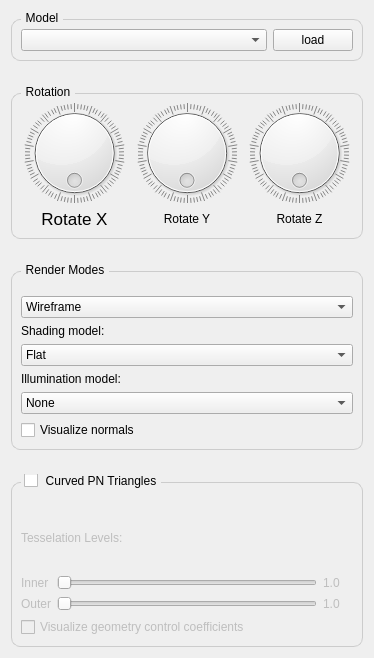
This is code/pnt/view/ui/sidebar.ui in lauraBaakman/Advanced-Computer-Graphics as Qt 5 draws it before an edit. The edited form follows.
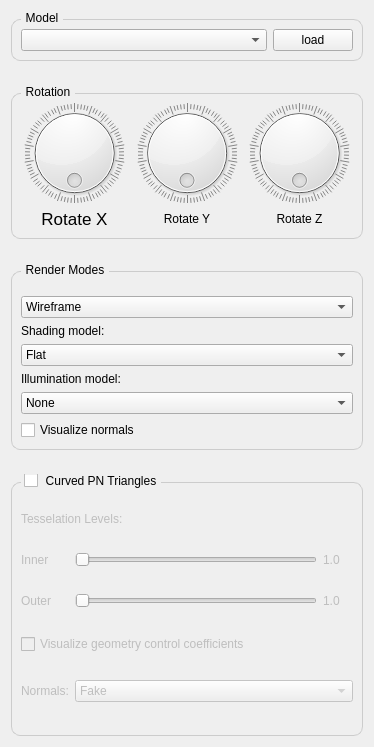
This is the edited form.

Commit message: combobox for fake and real normals

Diff of the .ui file:
```diff
--- a/code/pnt/view/ui/sidebar.ui
+++ b/code/pnt/view/ui/sidebar.ui
@@ -7,7 +7,7 @@
     <x>0</x>
     <y>0</y>
     <width>374</width>
-    <height>658</height>
+    <height>747</height>
    </rect>
   </property>
   <property name="sizePolicy">
@@ -362,43 +362,14 @@
       <bool>false</bool>
      </property>
      <layout class="QGridLayout" name="gridLayout">
-      <property name="topMargin">
-       <number>24</number>
-      </property>
-      <item row="3" column="2">
-       <widget class="QLabel" name="outerTessellationSliderLabel">
-        <property name="minimumSize">
-         <size>
-          <width>30</width>
-          <height>0</height>
-         </size>
-        </property>
-        <property name="text">
-         <string>1.0</string>
-        </property>
-        <property name="margin">
-         <number>0</number>
-        </property>
-       </widget>
-      </item>
-      <item row="1" column="2">
-       <widget class="QLabel" name="innerTessellationSliderLabel">
-        <property name="minimumSize">
-         <size>
-          <width>30</width>
-          <height>0</height>
-         </size>
-        </property>
-        <property name="text">
-         <string>1.0</string>
-        </property>
-        <property name="margin">
-         <number>0</number>
-        </property>
-       </widget>
-      </item>
-      <item row="0" column="0" colspan="3">
+      <item row="0" column="0" colspan="4">
        <widget class="QLabel" name="tesselationLevelLabel">
+        <property name="sizePolicy">
+         <sizepolicy hsizetype="Preferred" vsizetype="Fixed">
+          <horstretch>0</horstretch>
+          <verstretch>0</verstretch>
+         </sizepolicy>
+        </property>
         <property name="text">
          <string>Tesselation Levels:</string>
         </property>
@@ -411,52 +382,114 @@
         </property>
        </widget>
       </item>
-      <item row="1" column="1">
-       <widget class="QSlider" name="innerTessellationSlider">
-        <property name="minimum">
-         <number>1</number>
+      <item row="1" column="3">
+       <widget class="QLabel" name="innerTessellationSliderLabel">
+        <property name="minimumSize">
+         <size>
+          <width>30</width>
+          <height>0</height>
+         </size>
         </property>
-        <property name="maximum">
-         <number>121</number>
+        <property name="text">
+         <string>1.0</string>
         </property>
-        <property name="singleStep">
-         <number>1</number>
+        <property name="margin">
+         <number>0</number>
         </property>
-        <property name="orientation">
-         <enum>Qt::Horizontal</enum>
-        </property>
        </widget>
       </item>
-      <item row="3" column="1">
-       <widget class="QSlider" name="outerTessellationSlider">
-        <property name="minimum">
-         <number>1</number>
-        </property>
-        <property name="maximum">
-         <number>121</number>
-        </property>
-        <property name="singleStep">
-         <number>1</number>
-        </property>
-        <property name="orientation">
-         <enum>Qt::Horizontal</enum>
-        </property>
-       </widget>
-      </item>
-      <item row="3" column="0">
+      <item row="2" column="0">
        <widget class="QLabel" name="outerTessellationLevelLabel">
         <property name="text">
          <string>Outer</string>
         </property>
        </widget>
       </item>
-      <item row="4" column="0" colspan="2">
+      <item row="2" column="3">
+       <widget class="QLabel" name="outerTessellationSliderLabel">
+        <property name="minimumSize">
+         <size>
+          <width>30</width>
+          <height>0</height>
+         </size>
+        </property>
+        <property name="text">
+         <string>1.0</string>
+        </property>
+        <property name="margin">
+         <number>0</number>
+        </property>
+       </widget>
+      </item>
+      <item row="3" column="0" colspan="3">
        <widget class="QCheckBox" name="visualizeGeometricCompCheckBox">
         <property name="text">
          <string>Visualize geometry control coefficients</string>
         </property>
        </widget>
       </item>
+      <item row="4" column="0" colspan="2">
+       <widget class="QLabel" name="normalComboBoxLabel">
+        <property name="sizePolicy">
+         <sizepolicy hsizetype="Preferred" vsizetype="Fixed">
+          <horstretch>0</horstretch>
+          <verstretch>0</verstretch>
+         </sizepolicy>
+        </property>
+        <property name="text">
+         <string>Normals:</string>
+        </property>
+        <property name="margin">
+         <number>0</number>
+        </property>
+       </widget>
+      </item>
+      <item row="4" column="2" colspan="2">
+       <widget class="QComboBox" name="normalComboBox">
+        <item>
+         <property name="text">
+          <string>Fake</string>
+         </property>
+        </item>
+        <item>
+         <property name="text">
+          <string>Real</string>
+         </property>
+        </item>
+       </widget>
+      </item>
+      <item row="2" column="2">
+       <widget class="QSlider" name="outerTessellationSlider">
+        <property name="minimum">
+         <number>1</number>
+        </property>
+        <property name="maximum">
+         <number>121</number>
+        </property>
+        <property name="singleStep">
+         <number>1</number>
+        </property>
+        <property name="orientation">
+         <enum>Qt::Horizontal</enum>
+        </property>
+       </widget>
+      </item>
+      <item row="1" column="2">
+       <widget class="QSlider" name="innerTessellationSlider">
+        <property name="minimum">
+         <number>1</number>
+        </property>
+        <property name="maximum">
+         <number>121</number>
+        </property>
+        <property name="singleStep">
+         <number>1</number>
+        </property>
+        <property name="orientation">
+         <enum>Qt::Horizontal</enum>
+        </property>
+       </widget>
+      </item>
      </layout>
     </widget>
    </item>
```
The commit also changes 6 other files.
